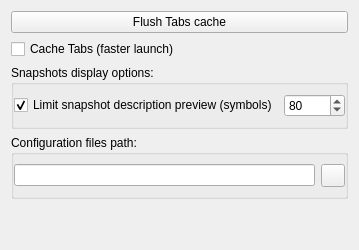
The window that lib/ui/conf/ui_globalPage.ui (listyque/TACTIC-Handler) describes before a commit, drawn with Qt 5.
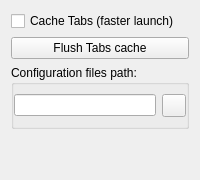
The same window after the commit.

What changed in the file:
```diff
--- a/lib/ui/conf/ui_globalPage.ui
+++ b/lib/ui/conf/ui_globalPage.ui
@@ -6,13 +6,6 @@
    <string>Form</string>
   </property>
   <layout class="QVBoxLayout" name="verticalLayout">
-   <item>
-    <widget class="QPushButton" name="flushTabsCachePushButton">
-     <property name="text">
-      <string>Flush Tabs cache</string>
-     </property>
-    </widget>
-   </item>
    <item>
     <widget class="QCheckBox" name="cacheProcessTabsCheckBox">
      <property name="text">
@@ -21,47 +14,10 @@
     </widget>
    </item>
    <item>
-    <widget class="QGroupBox" name="snapshotDisplayOptionsGroupBox">
-     <property name="title">
-      <string>Snapshots display options:</string>
+    <widget class="QPushButton" name="flushTabsCachePushButton">
+     <property name="text">
+      <string>Flush Tabs cache</string>
      </property>
-     <property name="flat">
-      <bool>true</bool>
-     </property>
-     <layout class="QHBoxLayout" name="snapshotDisplayOptionsLayout">
-      <property name="leftMargin">
-       <number>0</number>
-      </property>
-      <property name="rightMargin">
-       <number>0</number>
-      </property>
-      <item>
-       <widget class="QCheckBox" name="snapshotDescriptionLimitCheckBox">
-        <property name="text">
-         <string>Limit snapshot description preview (symbols)</string>
-        </property>
-        <property name="checked">
-         <bool>true</bool>
-        </property>
-       </widget>
-      </item>
-      <item>
-       <widget class="QSpinBox" name="snapshotDescriptionLimitSpinBox">
-        <property name="minimum">
-         <number>20</number>
-        </property>
-        <property name="maximum">
-         <number>50000</number>
-        </property>
-        <property name="singleStep">
-         <number>5</number>
-        </property>
-        <property name="value">
-         <number>80</number>
-        </property>
-       </widget>
-      </item>
-     </layout>
     </widget>
    </item>
    <item>
```
